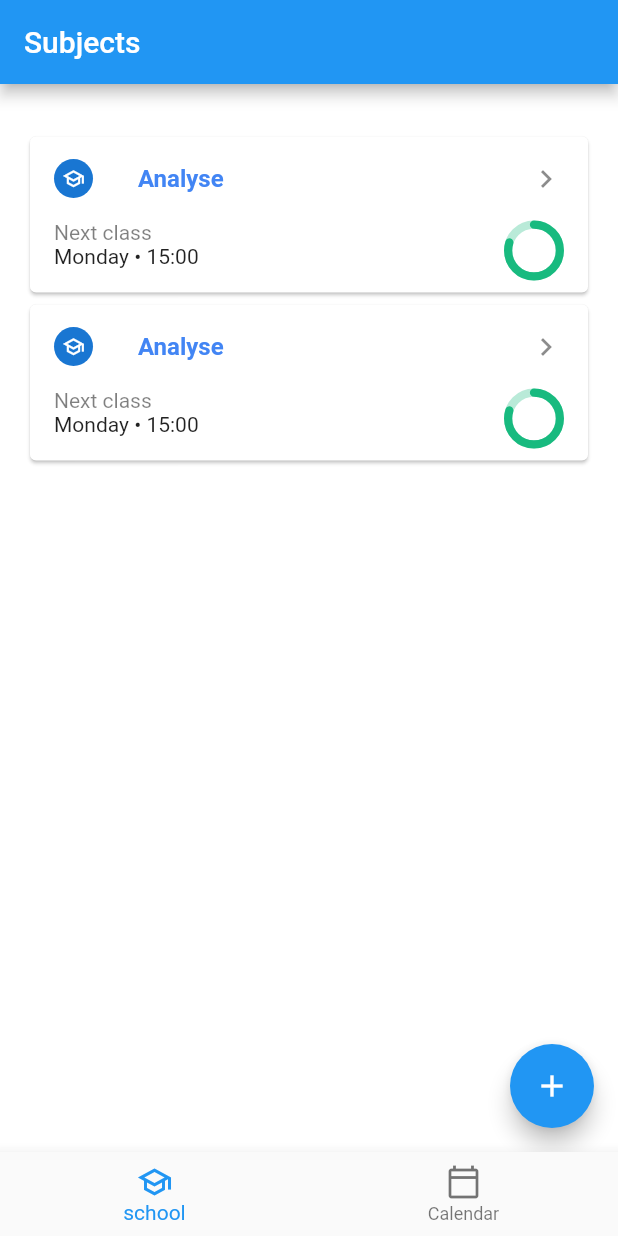
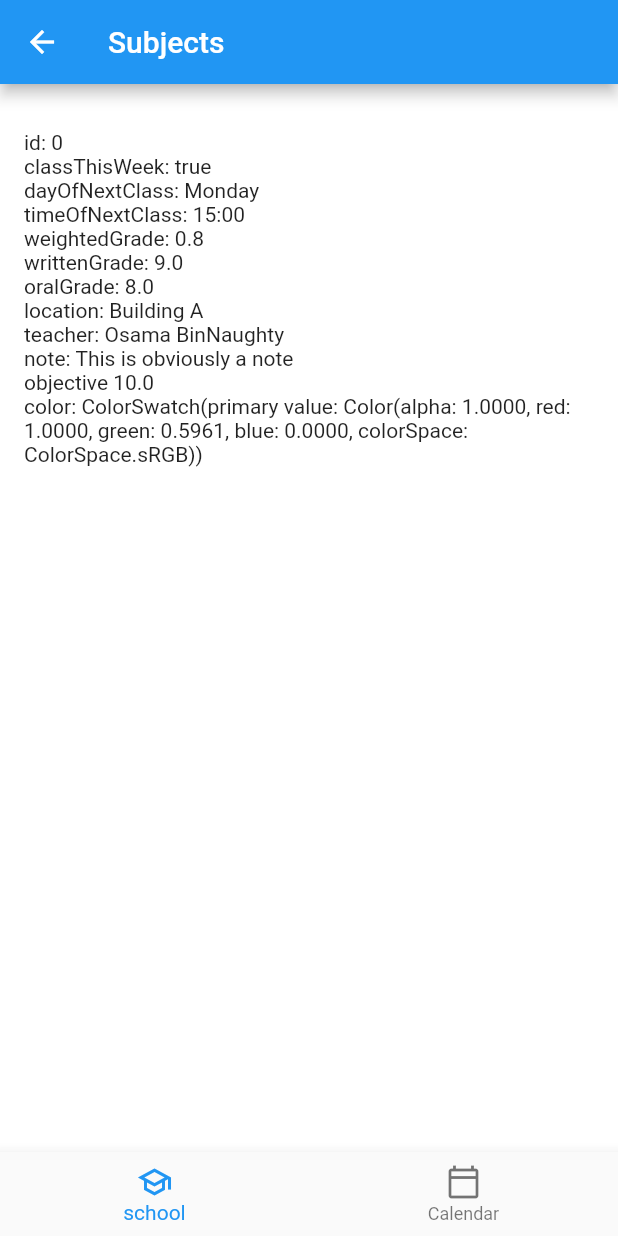
Before and after one commit to OsamaBinNaughty-hub/Hippo2.0, a Flutter app: the screen it shows after launch, after a tap on "Analyse", on a phone screen of 412 x 824 dp. Run offline on Flutter 3.47's test engine with Material 2 defaults, Android fonts, the phone set to English and light mode, and no system bars; drawn by our look-alikes of flutter_speed_dial, percent_indicator; our stand-ins replace get_it, table_calendar; project files that could hold a hidden picture were left out.

Commit message:
Basic setup for SubjectDetails

```diff
--- /dev/null
+++ b/hippo_v2/lib/controller/subject_details_page_controller.dart
@@ -0,0 +1,5 @@
+import 'package:flutter/material.dart';
+
+class SubjectDetailsPageController extends ChangeNotifier{
+
+}
--- a/hippo_v2/lib/locator.dart
+++ b/hippo_v2/lib/locator.dart
@@ -1,5 +1,6 @@
 import 'package:get_it/get_it.dart';
 import 'package:hippo_v2/controller/landing_page_controller.dart';
+import 'package:hippo_v2/controller/subject_details_page_controller.dart';
 
 import 'controller/main_page_controller.dart';
 import 'controller/subjects_page_controller.dart';
@@ -9,5 +10,6 @@ GetIt locator = GetIt.instance;
 void setupLocator() {
   locator.registerFactory(() => MainPageController());
   locator.registerFactory(() => SubjectsPageController());
+  locator.registerFactory(() => SubjectDetailsPageController());
   locator.registerFactory(() => LandingController());
 }
--- /dev/null
+++ b/hippo_v2/lib/view/page/subject_details_page.dart
@@ -0,0 +1,101 @@
+import 'package:flutter/material.dart';
+import 'package:flutter/services.dart';
+import 'package:hippo_v2/controller/subject_details_page_controller.dart';
+import 'package:hippo_v2/model/subjects.dart';
+import 'package:hippo_v2/view/widget/base_view.dart';
+
+class SubjectDetails extends StatefulWidget {
+  final Subject subject;
+  const SubjectDetails({Key? key, required this.subject}) : super(key: key);
+
+  @override
+  _SubjectDetailsState createState() => _SubjectDetailsState();
+}
+
+class _SubjectDetailsState extends State<SubjectDetails> {
+  @override
+  Widget build(BuildContext context) {
+    return BaseView<SubjectDetailsPageController>(
+      onControllerReady: (controller){
+
+      },
+      builder: (context, controller, child){
+        return Scaffold(
+          appBar: AppBar(
+            title: Text('Subjects'),
+          ),
+          backgroundColor: Colors.white,
+          body: AnnotatedRegion<SystemUiOverlayStyle>(
+            value: SystemUiOverlayStyle.light,
+            child: GestureDetector(
+              onTap: () => FocusScope.of(context).unfocus(),
+              child: Stack(
+                children: [
+                  Container(
+                    height: double.infinity,
+                    width: double.infinity,
+                    decoration: BoxDecoration(
+                      color: Colors.white,
+                    ),
+                  ),
+                  Container(
+                    height: double.infinity,
+                    child: SingleChildScrollView(
+                      physics: AlwaysScrollableScrollPhysics(),
+                      padding: EdgeInsets.fromLTRB(0, 15.0, 0, 30.0),
+                      child: Padding(
+                        padding: const EdgeInsets.fromLTRB(16, 16, 16, 16),
+                        child: Column(
+                          crossAxisAlignment: CrossAxisAlignment.start,
+                          children: [
+                            Text(
+                              'id: ${widget.subject.id}'
+                            ),
+                            Text(
+                                'classThisWeek: ${widget.subject.classThisWeek}'
+                            ),
+                            Text(
+                                'dayOfNextClass: ${widget.subject.dayOfNextClass}'
+                            ),
+                            Text(
+                                'timeOfNextClass: ${widget.subject.timeOfNextClass}'
+                            ),
+                            Text(
+                                'weightedGrade: ${widget.subject.weightedGrade}'
+                            ),
+                            Text(
+                                'writtenGrade: ${widget.subject.writtenGrade}'
+                            ),
+                            Text(
+                                'oralGrade: ${widget.subject.oralGrade}'
+                            ),
+                            Text(
+                                'location: ${widget.subject.location}'
+                            ),
+                            Text(
+                                'teacher: ${widget.subject.teacher}'
+                            ),
+                            Text(
+                                'note: ${widget.subject.note}'
+                            ),
+                            Text(
+                                'objective ${widget.subject.objective}'
+                            ),
+                            Text(
+                                'color: ${widget.subject.color}'
+                            ),
+                          ],
+                        ),
+                      ),
+                    ),
+                  ),
+                  //Image.asset("hippoDrawing.jpg"),
+                ],
+              ),
+            ),
+          ),
+        );
+      },
+    );
+  }
+}
--- a/hippo_v2/lib/view/page/subjects_page.dart
+++ b/hippo_v2/lib/view/page/subjects_page.dart
@@ -2,6 +2,7 @@ import 'package:flutter/material.dart';
 import 'package:flutter/services.dart';
 import 'package:hippo_v2/controller/subjects_page_controller.dart';
 import 'package:hippo_v2/model/subjects.dart';
+import 'package:hippo_v2/view/page/subject_details_page.dart';
 import 'package:hippo_v2/view/widget/base_view.dart';
 import 'package:hippo_v2/view/widget/circle_avatar_icon.dart';
 import 'package:percent_indicator/circular_percent_indicator.dart';
@@ -35,17 +36,17 @@ class _SubjectsPageState extends State<SubjectsPage> {
       objective: 10.0,
     ),
     Subject(
-      id: '0',
-      name: 'Analyse',
-      color: Colors.orange,
-      classThisWeek: true,
-      weightedGrade: 0.8,
+      id: '1',
+      name: 'Algebra',
+      color: Colors.blue,
+      classThisWeek: false,
+      weightedGrade: 0.4,
       dayOfNextClass: 'Monday',
       timeOfNextClass: '15:00',
-      writtenGrade: 9.0,
+      writtenGrade: 4.0,
       oralGrade: 8.0,
-      location: 'Building A',
-      teacher: 'Osama BinNaughty',
+      location: 'Building B',
+      teacher: 'Sam Clercky',
       note: 'This is obviously a note',
       objective: 10.0,
     ),
@@ -152,6 +153,7 @@ class _SubjectsPageState extends State<SubjectsPage> {
         weightedGrade: e.weightedGrade,
         dayOfNextClass: e.dayOfNextClass,
         timeOfNextClass: e.timeOfNextClass,
+        subject: e,
       )).toList();
     } else {
       return [
@@ -173,13 +175,15 @@ class SubjectCard extends StatefulWidget {
   final double? weightedGrade;
   final String? dayOfNextClass;
   final String? timeOfNextClass;
+  final Subject subject;
   const SubjectCard({
     Key? key,
     required this.name,
     this.classThisWeek,
     this.weightedGrade,
     this.dayOfNextClass,
-    this.timeOfNextClass
+    this.timeOfNextClass,
+    required this.subject,
   }) : super(key: key);
 
   @override
@@ -192,7 +196,14 @@ class _SubjectCardState extends State<SubjectCard> {
     return Card(
       clipBehavior: Clip.antiAlias,
       child: InkWell(
-        onTap: (){},
+        onTap: (){
+          Navigator.push(
+            context,
+            MaterialPageRoute(builder: (context) =>
+                SubjectDetails(subject: widget.subject)
+            ),
+          );
+        },
         child: Container(
           width: double.infinity,
           child: Column(
```
